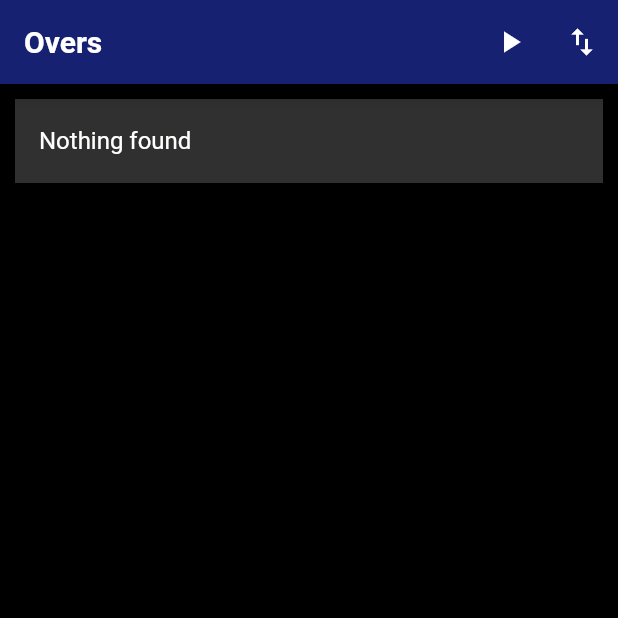
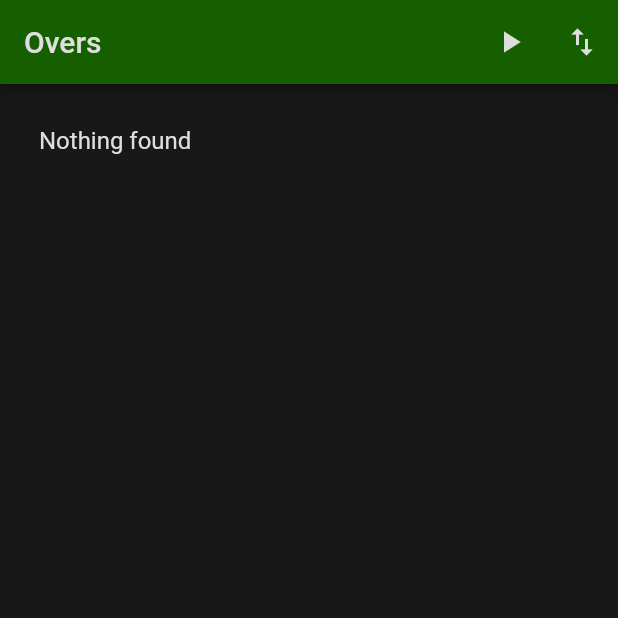
Before and after one commit to NikolaGrujic91/Overs-App, a Flutter app: the screen it shows after launch, on a phone screen of 412 x 824 dp, the top half of it. Run offline on Flutter 3.47's test engine with Material 2 defaults, Android fonts, the phone set to English and light mode, and no system bars.

Commit message:
Improved color scheme

```diff
--- a/lib/main.dart
+++ b/lib/main.dart
@@ -24,9 +24,7 @@ class OversApp extends StatelessWidget {
       create: (context) => OversDetector(),
       child: MaterialApp(
         debugShowCheckedModeBanner: false,
-        theme: ThemeData.dark().copyWith(
-          highlightColor: kBackgroundColorDarkGrey,
-        ),
+        theme: ThemeData.dark(),
         home: const MainScreen(),
       ),
     );
--- a/lib/screens/main_screen.dart
+++ b/lib/screens/main_screen.dart
@@ -19,18 +19,15 @@ class MainScreen extends StatelessWidget {
       appBar: AppBar(
         title: const Text(
           'Overs',
-          style: TextStyle(
-            color: kTextColorWhite,
-            fontWeight: FontWeight.bold,
-          ),
+          style: kTileTextStyle,
         ),
-        backgroundColor: kBackgroundColorMidnightBlue,
+        backgroundColor: kAppBarColor,
         actions: const <Widget>[
           RunIconButton(),
           ExportIconButton(),
         ],
       ),
-      backgroundColor: kBackgroundColorBlack,
+      backgroundColor: kBackgroundColor,
       body: Column(
         crossAxisAlignment: CrossAxisAlignment.stretch,
         children: [
--- a/lib/utils/constants.dart
+++ b/lib/utils/constants.dart
@@ -4,17 +4,14 @@
 
 import 'package:flutter/material.dart';
 
+/// AppBar Color
+const kAppBarColor = Color.fromARGB(255, 22, 95, 0);
+
+/// Background Color
+const kBackgroundColor = Color.fromARGB(255, 24, 24, 24);
+
 /// Text color white
-const kTextColorWhite = Color(0xfffffffd);
-
-/// Background Color Midnight Blue
-const kBackgroundColorMidnightBlue = Color(0xff162271);
-
-/// Background Color Black
-const kBackgroundColorBlack = Colors.black;
-
-/// Background Color Dark Grey
-const kBackgroundColorDarkGrey = Color(0xff303030);
+const kTextColorWhite = Color.fromARGB(255, 222, 222, 222);
 
 /// Tile Text Style
 const kTileTextStyle = TextStyle(color: kTextColorWhite);
--- a/lib/widgets/candidates_list_tile.dart
+++ b/lib/widgets/candidates_list_tile.dart
@@ -45,7 +45,7 @@ class CandidatesListTile extends StatelessWidget {
         'Nothing found',
         style: kTileTextStyle,
       ),
-      tileColor: kBackgroundColorDarkGrey,
+      tileColor: kBackgroundColor,
     );
   }
 
@@ -71,7 +71,7 @@ class CandidatesListTile extends StatelessWidget {
         candidate!.candidateFixture.overOddString,
         style: kTileTextStyle,
       ),
-      tileColor: kBackgroundColorDarkGrey,
+      tileColor: kBackgroundColor,
     );
   }
 }
```
